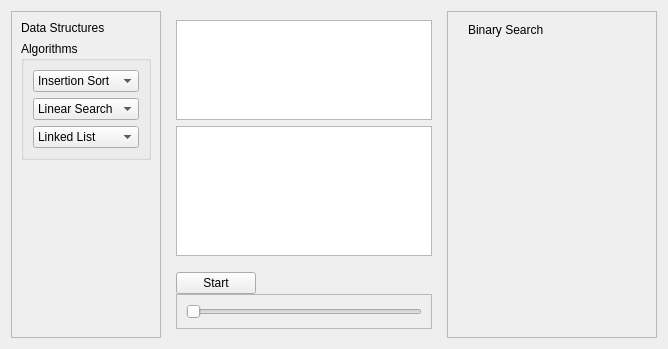
Old version of the form form.ui in the repository Binaya764/DSA-Visualizer.
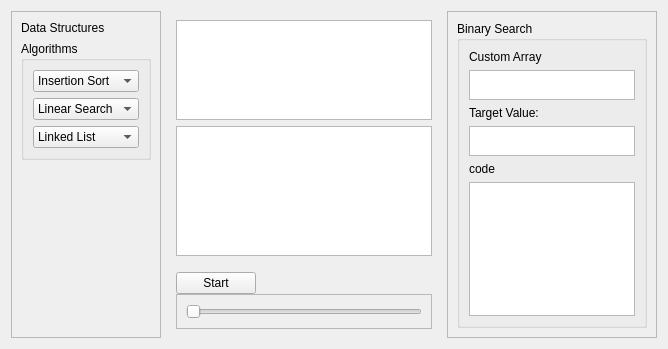
New version of the form.

Commit message: Binary search UI

What changed in the file:
```diff
--- a/form.ui
+++ b/form.ui
@@ -355,19 +355,69 @@
         </widget>
        </widget>
        <widget class="QWidget" name="Binary_search">
-        <widget class="QLabel" name="label_7">
-         <property name="geometry">
-          <rect>
-           <x>20</x>
-           <y>10</y>
-           <width>121</width>
-           <height>16</height>
-          </rect>
-         </property>
-         <property name="text">
-          <string>Binary Search</string>
-         </property>
-        </widget>
+        <layout class="QVBoxLayout" name="verticalLayout_11">
+         <item>
+          <layout class="QVBoxLayout" name="verticalLayout_8">
+           <item>
+            <widget class="QGroupBox" name="groupBox_3">
+             <property name="title">
+              <string>Binary Search</string>
+             </property>
+             <layout class="QVBoxLayout" name="verticalLayout_18">
+              <item>
+               <layout class="QVBoxLayout" name="verticalLayout_17">
+                <item>
+                 <widget class="QLabel" name="label_7">
+                  <property name="text">
+                   <string>Custom Array</string>
+                  </property>
+                 </widget>
+                </item>
+                <item>
+                 <widget class="QTextEdit" name="textEdit">
+                  <property name="maximumSize">
+                   <size>
+                    <width>16777215</width>
+                    <height>30</height>
+                   </size>
+                  </property>
+                 </widget>
+                </item>
+                <item>
+                 <widget class="QLabel" name="label_8">
+                  <property name="text">
+                   <string>Target Value:</string>
+                  </property>
+                 </widget>
+                </item>
+                <item>
+                 <widget class="QPlainTextEdit" name="plainTextEdit">
+                  <property name="maximumSize">
+                   <size>
+                    <width>16777215</width>
+                    <height>30</height>
+                   </size>
+                  </property>
+                 </widget>
+                </item>
+                <item>
+                 <widget class="QLabel" name="label_9">
+                  <property name="text">
+                   <string>code</string>
+                  </property>
+                 </widget>
+                </item>
+                <item>
+                 <widget class="QGraphicsView" name="graphicsView"/>
+                </item>
+               </layout>
+              </item>
+             </layout>
+            </widget>
+           </item>
+          </layout>
+         </item>
+        </layout>
        </widget>
       </widget>
      </item>
```
The commit also changes 2 other files.
